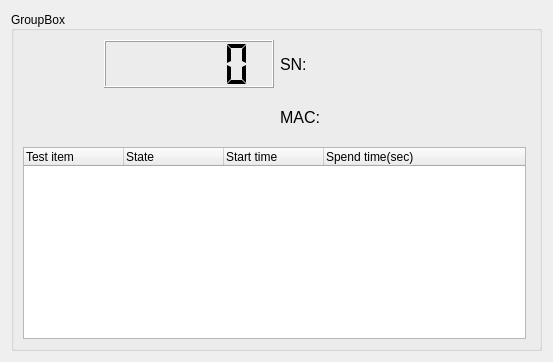
The window that Robot_v1/tooling.ui (wayneliu0512/Robot_v1) describes before a commit, drawn with Qt 5.
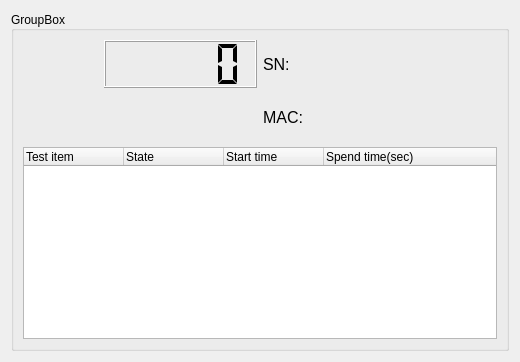
The same window after the commit. Icons and pictures are not drawn. Custom widgets are drawn as their Qt base class.

Commit message:
看板功能更新： 可以得知每個測試階段的測試結果
微調UI

What changed in the file:
```diff
--- a/Robot_v1/tooling.ui
+++ b/Robot_v1/tooling.ui
@@ -6,7 +6,7 @@
    <rect>
     <x>0</x>
     <y>0</y>
-    <width>553</width>
+    <width>520</width>
     <height>362</height>
    </rect>
   </property>
@@ -182,7 +182,7 @@
            <widget class="QLabel" name="label">
             <property name="maximumSize">
              <size>
-              <width>40</width>
+              <width>50</width>
               <height>16777215</height>
              </size>
             </property>
@@ -198,6 +198,12 @@
           </item>
           <item>
            <widget class="QLabel" name="label_SN">
+            <property name="minimumSize">
+             <size>
+              <width>150</width>
+              <height>0</height>
+             </size>
+            </property>
             <property name="font">
              <font>
               <pointsize>12</pointsize>
@@ -216,7 +222,7 @@
            <widget class="QLabel" name="label_3">
             <property name="maximumSize">
              <size>
-              <width>40</width>
+              <width>50</width>
               <height>16777215</height>
              </size>
             </property>
@@ -232,6 +238,12 @@
           </item>
           <item>
            <widget class="QLabel" name="label_MAC">
+            <property name="minimumSize">
+             <size>
+              <width>150</width>
+              <height>0</height>
+             </size>
+            </property>
             <property name="font">
              <font>
               <pointsize>12</pointsize>
```
